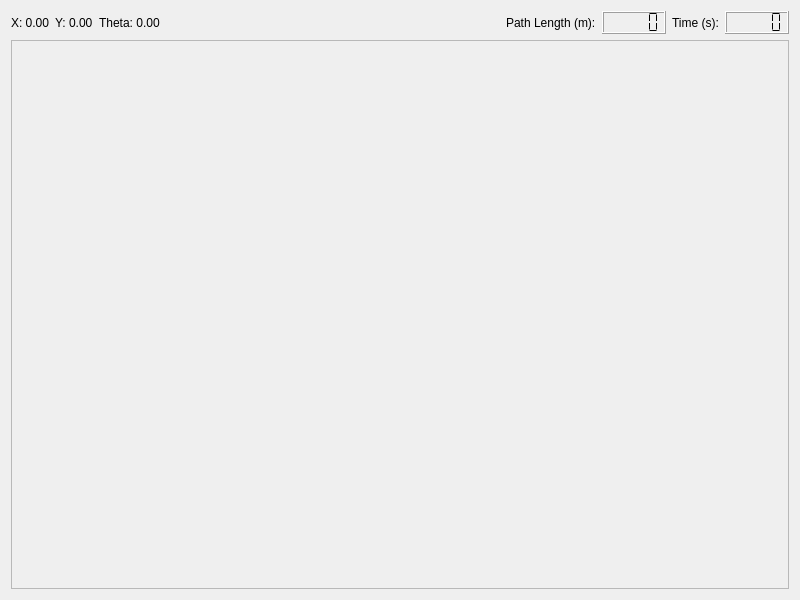
This is mission_planner/src/mainUI.ui in pbustos/beta-robotica-class as Qt 5 draws it before an edit. The edited form follows.
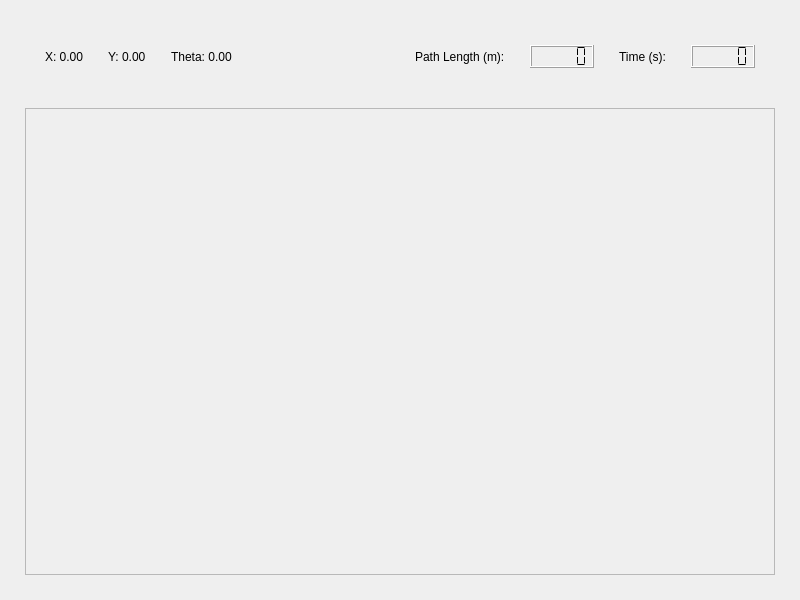
This is the edited form.

```diff
--- a/mission_planner/src/mainUI.ui
+++ b/mission_planner/src/mainUI.ui
@@ -14,11 +14,42 @@
    <string>mission_planner</string>
   </property>
   <layout class="QVBoxLayout" name="verticalLayout_2">
+   <property name="spacing">
+    <number>25</number>
+   </property>
+   <property name="leftMargin">
+    <number>25</number>
+   </property>
+   <property name="topMargin">
+    <number>25</number>
+   </property>
+   <property name="rightMargin">
+    <number>25</number>
+   </property>
+   <property name="bottomMargin">
+    <number>25</number>
+   </property>
    <item>
     <layout class="QVBoxLayout" name="verticalLayout">
+     <property name="spacing">
+      <number>20</number>
+     </property>
      <item>
-      <layout class="QHBoxLayout" name="horizontalLayout">
-       <property name="sizeConstraint">
+      <layout class="QHBoxLayout" name="horizontalLayout">        <property name="spacing">
+         <number>25</number>
+        </property>
+        <property name="leftMargin">
+         <number>20</number>
+        </property>
+        <property name="topMargin">
+         <number>20</number>
+        </property>
+        <property name="rightMargin">
+         <number>20</number>
+        </property>
+        <property name="bottomMargin">
+         <number>20</number>
+        </property>       <property name="sizeConstraint">
         <enum>QLayout::SetMinimumSize</enum>
        </property>
        <item>
```
